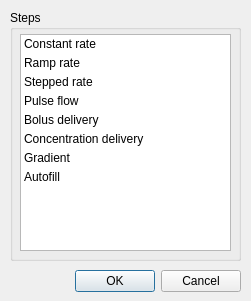
Qt form UserDefinedSteps_child.ui (Alpaka1017/PHD-Ultra-Series-Remote-Control-GUI-PyQt6-) before a commit.
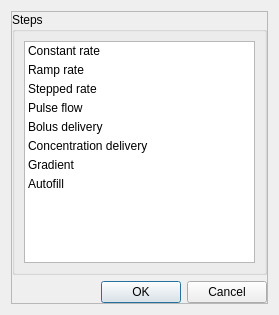
The same form after that commit. Icons and pictures are not drawn.

Diff of the .ui file:
```diff
--- a/UserDefinedSteps_child.ui
+++ b/UserDefinedSteps_child.ui
@@ -7,8 +7,8 @@
    <rect>
     <x>0</x>
     <y>0</y>
-    <width>251</width>
-    <height>301</height>
+    <width>279</width>
+    <height>315</height>
    </rect>
   </property>
   <property name="windowTitle">
@@ -17,30 +17,43 @@
   <property name="styleSheet">
    <string notr="true"/>
   </property>
-  <widget class="QDialogButtonBox" name="buttonBox">
-   <property name="geometry">
-    <rect>
-     <x>50</x>
-     <y>265</y>
-     <width>191</width>
-     <height>32</height>
-    </rect>
-   </property>
-   <property name="orientation">
-    <enum>Qt::Horizontal</enum>
-   </property>
-   <property name="standardButtons">
-    <set>QDialogButtonBox::Cancel|QDialogButtonBox::Ok</set>
-   </property>
-  </widget>
+  <layout class="QGridLayout" name="gridLayout_4">
+   <item row="0" column="0">
+    <layout class="QGridLayout" name="gridLayout_3">
+     <item row="0" column="0">
+      <widget class="QFrame" name="frame">
+       <property name="minimumSize">
+        <size>
+         <width>190</width>
+         <height>0</height>
+        </size>
+       </property>
+       <property name="frameShape">
+        <enum>QFrame::StyledPanel</enum>
+       </property>
+       <property name="frameShadow">
+        <enum>QFrame::Raised</enum>
+       </property>
+       <layout class="QGridLayout" name="gridLayout">
+        <property name="leftMargin">
+         <number>0</number>
+        </property>
+        <property name="topMargin">
+         <number>0</number>
+        </property>
+        <property name="rightMargin">
+         <number>0</number>
+        </property>
+        <property name="bottomMargin">
+         <number>0</number>
+        </property>
+        <item row="0" column="0">
   <widget class="QGroupBox" name="groupBox">
-   <property name="geometry">
-    <rect>
-     <x>10</x>
-     <y>10</y>
-     <width>231</width>
-     <height>251</height>
-    </rect>
+          <property name="minimumSize">
+           <size>
+            <width>180</width>
+            <height>0</height>
+           </size>
    </property>
    <property name="styleSheet">
     <string notr="true">QGroupBox {
@@ -51,14 +64,20 @@
    <property name="title">
     <string>Steps</string>
    </property>
+          <layout class="QGridLayout" name="gridLayout_2">
+           <item row="0" column="0">
    <widget class="QListWidget" name="listWidget">
-    <property name="geometry">
-     <rect>
-      <x>10</x>
-      <y>24</y>
-      <width>211</width>
-      <height>217</height>
-     </rect>
+             <property name="minimumSize">
+              <size>
+               <width>170</width>
+               <height>220</height>
+              </size>
+             </property>
+             <property name="maximumSize">
+              <size>
+               <width>16777215</width>
+               <height>16777215</height>
+              </size>
     </property>
     <property name="styleSheet">
      <string notr="true">QListWidget::item {
@@ -172,7 +191,26 @@
      </property>
     </item>
    </widget>
-  </widget>
+           </item>
+          </layout>
+         </widget>
+        </item>
+        <item row="1" column="0">
+         <widget class="QDialogButtonBox" name="buttonBox">
+          <property name="orientation">
+           <enum>Qt::Horizontal</enum>
+          </property>
+          <property name="standardButtons">
+           <set>QDialogButtonBox::Cancel|QDialogButtonBox::Ok</set>
+          </property>
+         </widget>
+        </item>
+       </layout>
+      </widget>
+     </item>
+    </layout>
+   </item>
+  </layout>
  </widget>
  <resources>
   <include location="image/Resource_StepsDefine_image.qrc"/>
```
Lines whose indentation alone changed are shown as unchanged.
